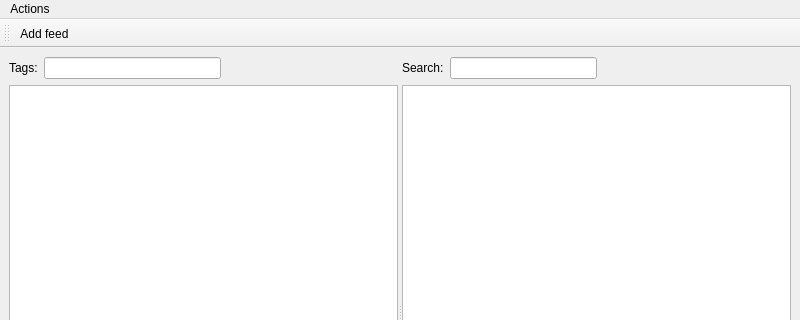
This is src/plugins/aggregator/mainwindow.ui in 0xd34df00d/leechcraft as Qt 5 draws it before an edit; both pictures show x 0 to 800 and y 0 to 320 of the 800 by 600 pixel window. The edited form follows.
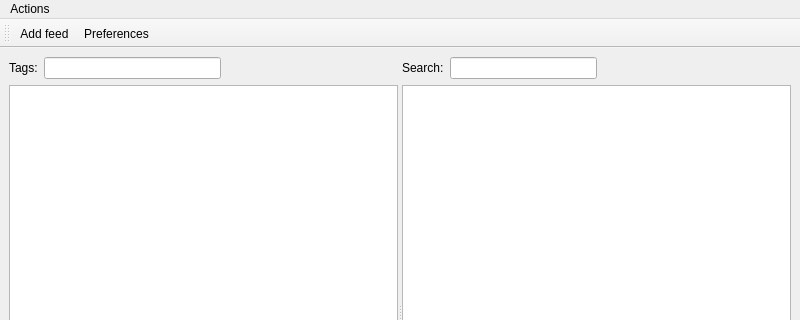
This is the edited form. Icons and pictures are not drawn.

What changed in the file:
```diff
--- a/src/plugins/aggregator/mainwindow.ui
+++ b/src/plugins/aggregator/mainwindow.ui
@@ -163,6 +163,7 @@
     <bool>false</bool>
    </attribute>
    <addaction name="ActionAddFeed_" />
+   <addaction name="ActionPreferences_" />
   </widget>
   <action name="ActionAddFeed_" >
    <property name="icon" >
@@ -172,6 +173,14 @@
     <string>Add feed...</string>
    </property>
   </action>
+  <action name="ActionPreferences_" >
+   <property name="icon" >
+    <iconset resource="resources.qrc" >:/resources/images/preferences.png</iconset>
+   </property>
+   <property name="text" >
+    <string>Preferences</string>
+   </property>
+  </action>
  </widget>
  <resources>
   <include location="resources.qrc" />
```
Left out of the diff: 2 changed lines with no effect on the pictures.
